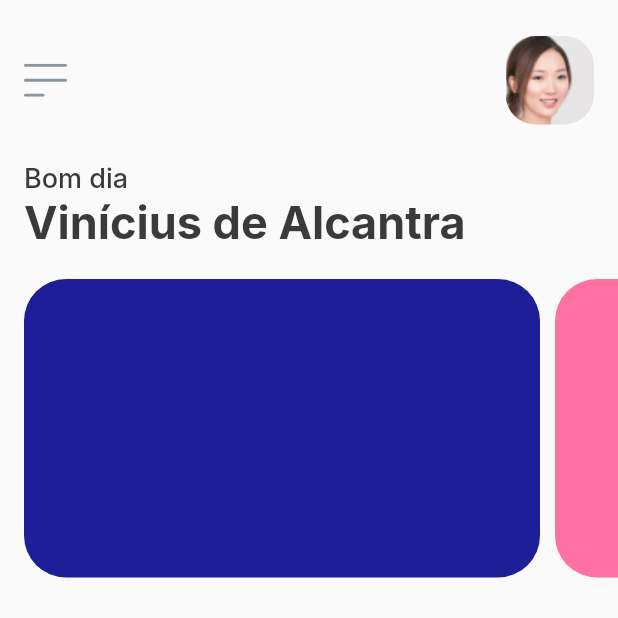
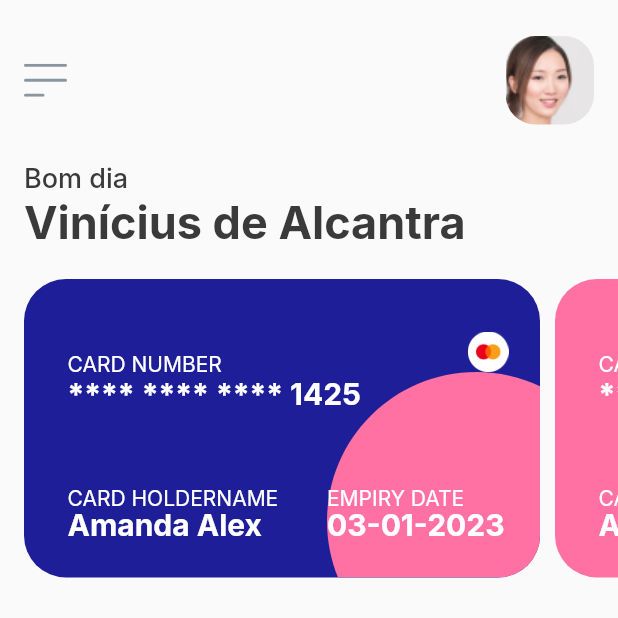
Before and after one commit to Vini03-Alcantra/GerenciadorDeGastos, a Flutter app: the screen it shows after launch, on a phone screen of 412 x 824 dp, the top half of it. Run offline on Flutter 3.47's test engine with Material 2 defaults, Android fonts, the phone set to English and light mode, and no system bars; our stand-ins replace flutter_svg, google_fonts.

Commit message:
finalizando estrutura do cartão

```diff
--- a/lib/views/home_page.dart
+++ b/lib/views/home_page.dart
@@ -74,6 +74,7 @@ class _HomePageState extends State<HomePage> {
             ),
             //Termina aqui
 
+            //Cartão aqui
             Container(
               height: 199,
               child: ListView.builder(
@@ -89,11 +90,89 @@ class _HomePageState extends State<HomePage> {
                     decoration: BoxDecoration(
                       borderRadius: BorderRadius.circular(28),
                       color: Color(cards[index].cardBackground)
+                    ),
+                    child: Stack(
+                      children: <Widget>[
+                        Positioned(
+                          bottom: 0,
+                          right: 0,
+                          child: SvgPicture.asset(cards[index].cardElementBottom)
+                        ),
+                        Positioned(
+                          left: 29,
+                          top: 48,
+                          child: Text(
+                            "CARD NUMBER", style: GoogleFonts.inter(
+                              fontSize: 14,
+                              fontWeight: FontWeight.w400,
+                              color: kWhiteColor
+                            )
+                          )
+                        ),
+                        Positioned(
+                          left: 29,
+                          top: 65,
+                          child: Text(
+                            "${cards[index].cardNumber}", style: GoogleFonts.inter(
+                              fontSize: 20,
+                              fontWeight: FontWeight.w700,
+                              color: kWhiteColor
+                            )
+                          )
+                        ),
+                        Positioned(
+                          right: 21,
+                          top: 35,
+                          child: Image.asset(
+                            cards[index].cardType,
+                            width: 27,
+                            height: 27
+                          )
+                        ),
+                        Positioned(
+                          left: 29,
+                          bottom: 45,
+                          child: Text("CARD HOLDERNAME", style: GoogleFonts.inter(
+                            fontSize: 14,
+                            fontWeight: FontWeight.w400,
+                            color: kWhiteColor
+                          ))
+                        ),
+                        Positioned(
+                          left: 29,
+                          bottom: 23,
+                          child: Text(cards[index].user, style: GoogleFonts.inter(
+                            fontSize: 20,
+                            fontWeight: FontWeight.w700,
+                            color: kWhiteColor
+                          ))
+                        ),
+                        Positioned(
+                          left: 202,
+                          bottom: 45,
+                          child: Text("EMPIRY DATE", style: GoogleFonts.inter(
+                            fontSize: 14,
+                            fontWeight: FontWeight.w400,
+                            color: kWhiteColor
+                          ))
+                        ),
+                        Positioned(
+                          left: 202,
+                          bottom: 23,
+                          child: Text(cards[index].cardExpired, style: GoogleFonts.inter(
+                            fontSize: 20,
+                            fontWeight: FontWeight.w700,
+                            color: kWhiteColor
+                          )
+                          )
+                        ),
+                      ],
                     )
                   );
                 }
               )
-            )
+            ),
+            //Cartão termina aqui
           ],
         )
       )
```
